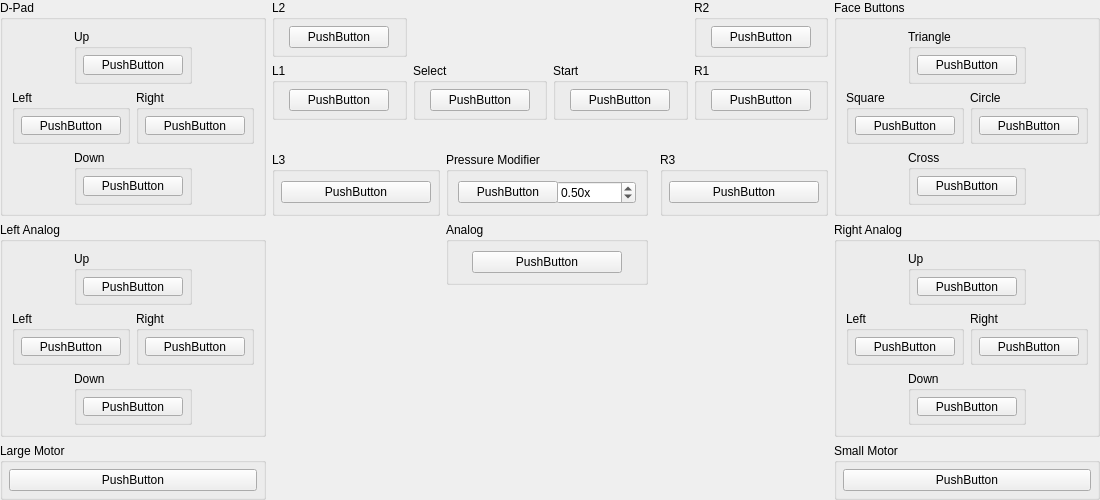
PCSX2/pcsx2, file pcsx2-qt/Settings/ControllerBindingWidget_DualShock2.ui: the form before one commit.
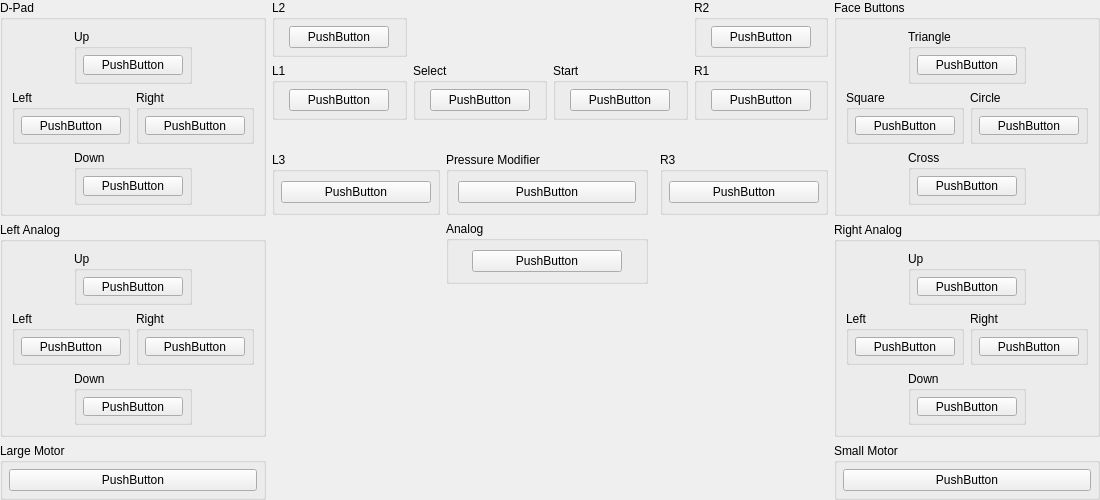
The form after the commit. Icons and pictures are not drawn. Custom widgets are drawn as their Qt base class.

Commit message: Qt: Move pressure modifiers to settings tab

Patch:
```diff
--- a/pcsx2-qt/Settings/ControllerBindingWidget_DualShock2.ui
+++ b/pcsx2-qt/Settings/ControllerBindingWidget_DualShock2.ui
@@ -1192,28 +1192,6 @@
         <string>Pressure Modifier</string>
        </property>
        <layout class="QGridLayout" name="gridLayout_34">
-        <item row="0" column="1">
-         <widget class="QDoubleSpinBox" name="PressureModifier">
-          <property name="minimumSize">
-           <size>
-            <width>80</width>
-            <height>0</height>
-           </size>
-          </property>
-          <property name="suffix">
-           <string>x</string>
-          </property>
-          <property name="maximum">
-           <double>1.000000000000000</double>
-          </property>
-          <property name="singleStep">
-           <double>0.010000000000000</double>
-          </property>
-          <property name="value">
-           <double>0.500000000000000</double>
-          </property>
-         </widget>
-        </item>
         <item row="0" column="0">
          <widget class="InputBindingWidget" name="Pressure">
           <property name="sizePolicy">
```
The commit also changes 3 other files.
